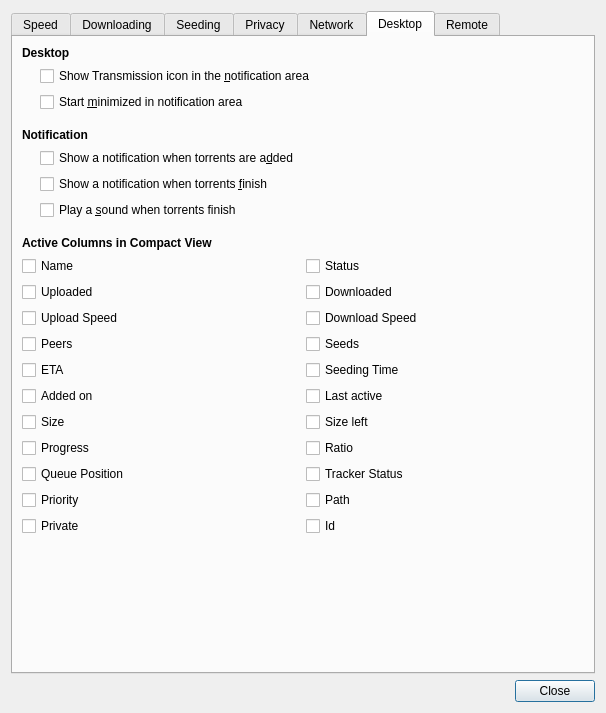
The window that qt/PrefsDialog.ui (transmission/transmission) describes before a commit, drawn with Qt 5.
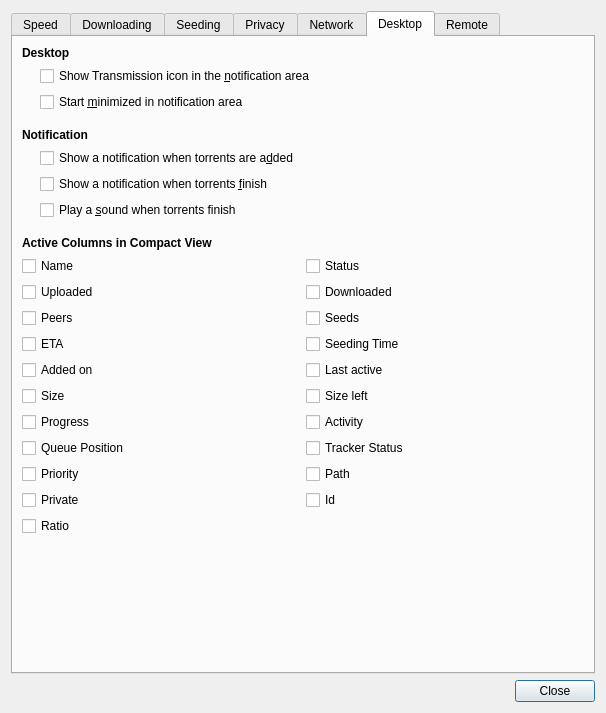
The same window after the commit. Icons and pictures are not drawn. Custom widgets are drawn as their Qt base class.

Commit message: merged COL_UP_SPEED and COL_DOWN_SPEED into COL_ACTIVITY

The edit to the form file:
```diff
--- a/qt/PrefsDialog.ui
+++ b/qt/PrefsDialog.ui
@@ -1173,41 +1173,6 @@
        </item>
        <item>
         <layout class="QGridLayout" name="columnsSectionLayout">
-         <item row="6" column="1">
-          <widget class="QCheckBox" name="sizeLeftCheckBox">
-           <property name="text">
-            <string>Size left</string>
-           </property>
-          </widget>
-         </item>
-         <item row="2" column="0">
-          <widget class="QCheckBox" name="upSpeedCheckBox">
-           <property name="text">
-            <string>Upload Speed</string>
-           </property>
-          </widget>
-         </item>
-         <item row="0" column="1">
-          <widget class="QCheckBox" name="statusCheckBox">
-           <property name="text">
-            <string>Status</string>
-           </property>
-          </widget>
-         </item>
-         <item row="0" column="0">
-          <widget class="QCheckBox" name="nameCheckBox">
-           <property name="text">
-            <string>Name</string>
-           </property>
-          </widget>
-         </item>
-         <item row="1" column="0">
-          <widget class="QCheckBox" name="uploadedCheckBox">
-           <property name="text">
-            <string>Uploaded</string>
-           </property>
-          </widget>
-         </item>
          <item row="1" column="1">
           <widget class="QCheckBox" name="downloadedCheckBox">
            <property name="text">
@@ -1215,69 +1180,6 @@
            </property>
           </widget>
          </item>
-         <item row="7" column="0">
-          <widget class="QCheckBox" name="progressCheckBox">
-           <property name="text">
-            <string>Progress</string>
-           </property>
-          </widget>
-         </item>
-         <item row="2" column="1">
-          <widget class="QCheckBox" name="downSpeedCheckBox">
-           <property name="text">
-            <string>Download Speed</string>
-           </property>
-          </widget>
-         </item>
-         <item row="6" column="0">
-          <widget class="QCheckBox" name="sizeCheckBox">
-           <property name="text">
-            <string>Size</string>
-           </property>
-          </widget>
-         </item>
-         <item row="3" column="0">
-          <widget class="QCheckBox" name="peersCheckBox">
-           <property name="text">
-            <string>Peers</string>
-           </property>
-          </widget>
-         </item>
-         <item row="4" column="1">
-          <widget class="QCheckBox" name="seedingTimeCheckBox">
-           <property name="text">
-            <string>Seeding Time</string>
-           </property>
-          </widget>
-         </item>
-         <item row="4" column="0">
-          <widget class="QCheckBox" name="etaCheckBox">
-           <property name="text">
-            <string>ETA</string>
-           </property>
-          </widget>
-         </item>
-         <item row="7" column="1">
-          <widget class="QCheckBox" name="ratioCheckBox">
-           <property name="text">
-            <string>Ratio</string>
-           </property>
-          </widget>
-         </item>
-         <item row="3" column="1">
-          <widget class="QCheckBox" name="seedsCheckBox">
-           <property name="text">
-            <string>Seeds</string>
-           </property>
-          </widget>
-         </item>
-         <item row="5" column="1">
-          <widget class="QCheckBox" name="lastActiveCheckBox">
-           <property name="text">
-            <string>Last active</string>
-           </property>
-          </widget>
-         </item>
          <item row="10" column="1">
           <widget class="QCheckBox" name="pathCheckBox">
            <property name="text">
@@ -1285,6 +1187,20 @@
            </property>
           </widget>
          </item>
+         <item row="3" column="0">
+          <widget class="QCheckBox" name="etaCheckBox">
+           <property name="text">
+            <string>ETA</string>
+           </property>
+          </widget>
+         </item>
+         <item row="6" column="0">
+          <widget class="QCheckBox" name="progressCheckBox">
+           <property name="text">
+            <string>Progress</string>
+           </property>
+          </widget>
+         </item>
          <item row="17" column="0">
           <widget class="QCheckBox" name="privateCheckBox">
            <property name="text">
@@ -1292,17 +1208,66 @@
            </property>
           </widget>
          </item>
-         <item row="5" column="0">
+         <item row="4" column="0">
           <widget class="QCheckBox" name="addedOnCheckBox">
            <property name="text">
             <string>Added on</string>
            </property>
           </widget>
          </item>
-         <item row="9" column="0">
-          <widget class="QCheckBox" name="queuePositionCheckBox">
+         <item row="2" column="1">
+          <widget class="QCheckBox" name="seedsCheckBox">
            <property name="text">
-            <string>Queue Position</string>
+            <string>Seeds</string>
+           </property>
+          </widget>
+         </item>
+         <item row="6" column="1">
+          <widget class="QCheckBox" name="activityCheckBox">
+           <property name="text">
+            <string>Activity</string>
+           </property>
+          </widget>
+         </item>
+         <item row="0" column="0">
+          <widget class="QCheckBox" name="nameCheckBox">
+           <property name="text">
+            <string>Name</string>
+           </property>
+          </widget>
+         </item>
+         <item row="4" column="1">
+          <widget class="QCheckBox" name="lastActiveCheckBox">
+           <property name="text">
+            <string>Last active</string>
+           </property>
+          </widget>
+         </item>
+         <item row="0" column="1">
+          <widget class="QCheckBox" name="statusCheckBox">
+           <property name="text">
+            <string>Status</string>
+           </property>
+          </widget>
+         </item>
+         <item row="5" column="0">
+          <widget class="QCheckBox" name="sizeCheckBox">
+           <property name="text">
+            <string>Size</string>
+           </property>
+          </widget>
+         </item>
+         <item row="3" column="1">
+          <widget class="QCheckBox" name="seedingTimeCheckBox">
+           <property name="text">
+            <string>Seeding Time</string>
+           </property>
+          </widget>
+         </item>
+         <item row="2" column="0">
+          <widget class="QCheckBox" name="peersCheckBox">
+           <property name="text">
+            <string>Peers</string>
            </property>
           </widget>
          </item>
@@ -1313,6 +1278,13 @@
            </property>
           </widget>
          </item>
+         <item row="5" column="1">
+          <widget class="QCheckBox" name="sizeLeftCheckBox">
+           <property name="text">
+            <string>Size left</string>
+           </property>
+          </widget>
+         </item>
          <item row="10" column="0">
           <widget class="QCheckBox" name="priorityCheckBox">
            <property name="text">
@@ -1320,6 +1292,20 @@
            </property>
           </widget>
          </item>
+         <item row="9" column="0">
+          <widget class="QCheckBox" name="queuePositionCheckBox">
+           <property name="text">
+            <string>Queue Position</string>
+           </property>
+          </widget>
+         </item>
+         <item row="1" column="0">
+          <widget class="QCheckBox" name="uploadedCheckBox">
+           <property name="text">
+            <string>Uploaded</string>
+           </property>
+          </widget>
+         </item>
          <item row="17" column="1">
           <widget class="QCheckBox" name="idCheckBox">
            <property name="text">
@@ -1327,6 +1313,13 @@
            </property>
           </widget>
          </item>
+         <item row="18" column="0">
+          <widget class="QCheckBox" name="ratioCheckBox">
+           <property name="text">
+            <string>Ratio</string>
+           </property>
+          </widget>
+         </item>
         </layout>
        </item>
        <item>
```
The commit also changes 3 other files.
